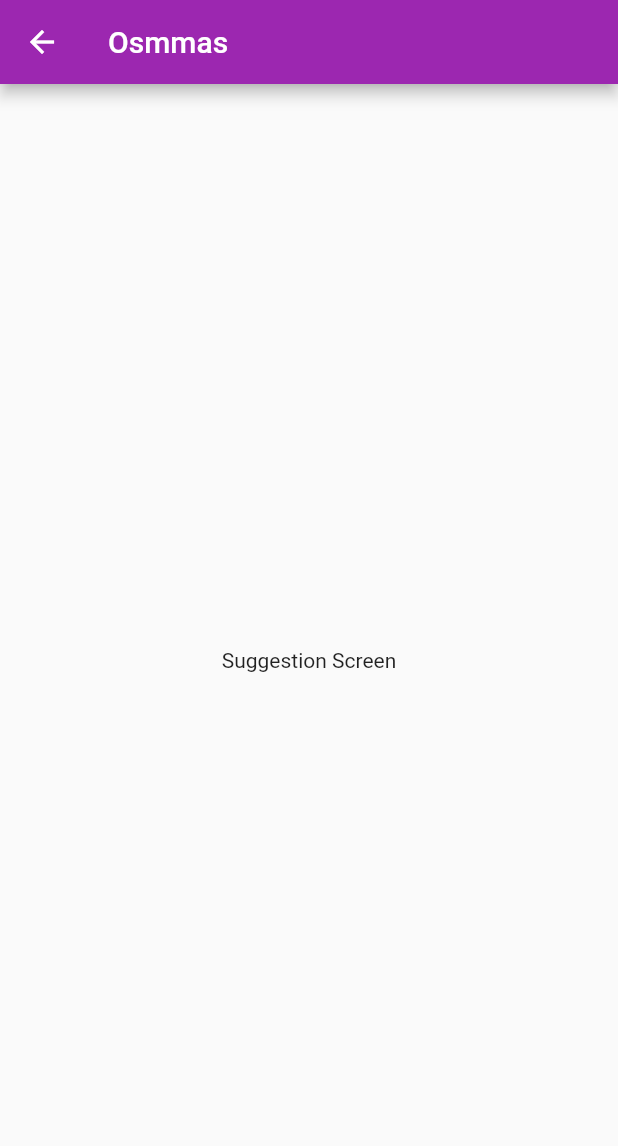
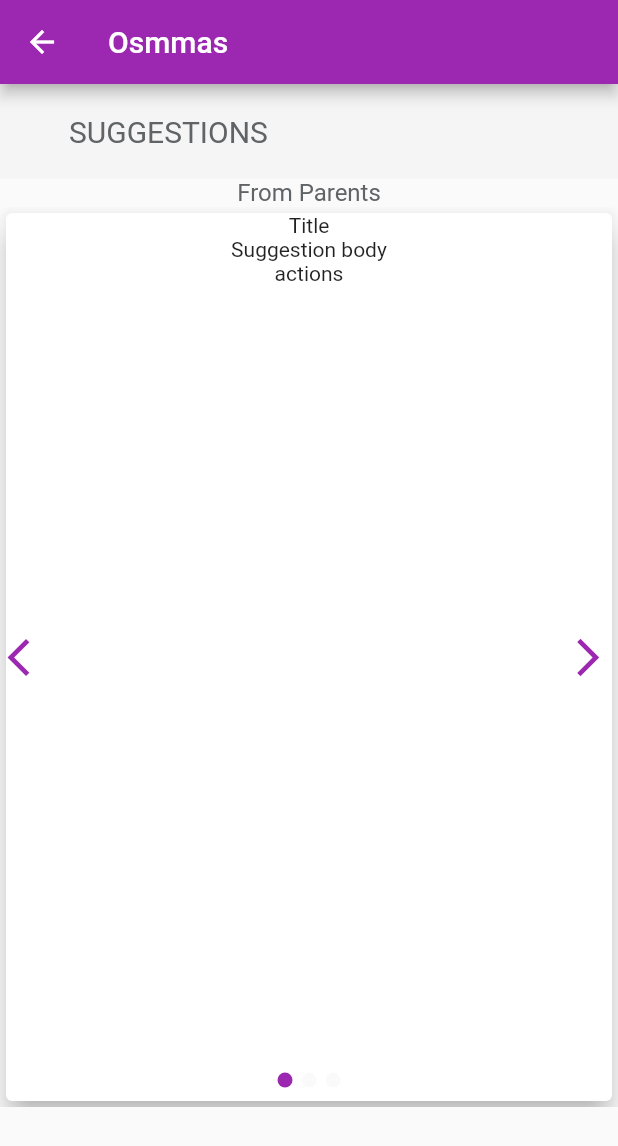
Before and after one commit to itsmushi/osmmas, a Flutter app: the SuggestionScreen screen opened by its route, on a phone screen of 412 x 824 dp. Shown: the top 1146 px of the screen. Run offline on Flutter 3.47's test engine with Material 2 defaults, Android fonts, the light colour scheme and no system bars; our stand-ins replace flutter_swiper.

Commit message:
suggestions swipper added

```diff
--- a/lib/screens/suggestion_screen.dart
+++ b/lib/screens/suggestion_screen.dart
@@ -1,16 +1,56 @@
 import 'package:flutter/material.dart';
 
+import 'package:osmmas/widgets/page_title.dart';
+import 'package:flutter_swiper/flutter_swiper.dart';
+import 'package:osmmas/widgets/suggestion.dart';
+
 class SuggestionScreen extends StatelessWidget {
-   static const String routeName="suggestion";
+  static const String routeName = "suggestion";
   @override
   Widget build(BuildContext context) {
     return Scaffold(
-      appBar: AppBar(
-        title: Text("Osmmas"),
-      ),
-      body: Center(
-        child: Text("Suggestion Screen"),
-      ),
+        appBar: AppBar(
+          title: Text("Osmmas"),
+        ),
+        body: Column(crossAxisAlignment: CrossAxisAlignment.start, children: [
+          Container(
+            //for the title and subtitle
+            alignment: Alignment.center,
+            child: Column(
+              children: [
+                PageTitle("SUGGESTIONS", false),
+                Text(
+                  "From Parents",
+                  textAlign: TextAlign.center,
+                  style: TextStyle(
+                      color: Color.fromRGBO(96, 100, 102, 1.0), fontSize: 16),
+                ),
+              ],
+            ),
+          ),
+          SizedBox(
+            width: 500,
+            height: 600,
+            child: swipperWidget(),
+          )
+        ]));
+  }
+}
+
+class swipperWidget extends StatelessWidget {
+  const swipperWidget({
+    Key key,
+  }) : super(key: key);
+
+  @override
+  Widget build(BuildContext context) {
+    return Swiper(
+      itemCount: 3,
+      itemBuilder: (BuildContext context, int index) {
+        return Suggestion();
+      },
+      pagination: SwiperPagination(),
+      control: SwiperControl(),
     );
   }
 }
--- /dev/null
+++ b/lib/widgets/suggestion.dart
@@ -0,0 +1,13 @@
+import 'package:flutter/material.dart';
+
+class Suggestion extends StatelessWidget {
+  @override
+  Widget build(BuildContext context) {
+    return Card(
+      elevation: 8,
+      child: Column(
+        children: [Text("Title"), Text("Suggestion body"), Text("actions")],
+      ),
+    );
+  }
+}
--- a/pubspec.yaml
+++ b/pubspec.yaml
@@ -28,6 +28,7 @@ dependencies:
   # The following adds the Cupertino Icons font to your application.
   # Use with the CupertinoIcons class for iOS style icons.
   cupertino_icons: ^1.0.2
+  flutter_swiper: ^1.1.6
 
 dev_dependencies:
   flutter_test:
```
Also changed, not shown: pubspec.lock.
